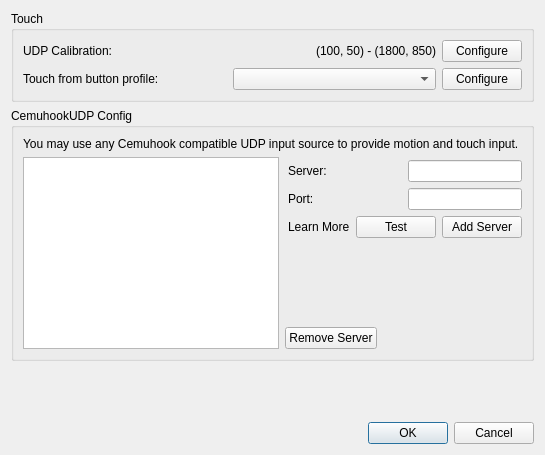
Above: src/yuzu/configuration/configure_motion_touch.ui from rorrim-rorrim/eden-alt before the change. Below: the same form after it.
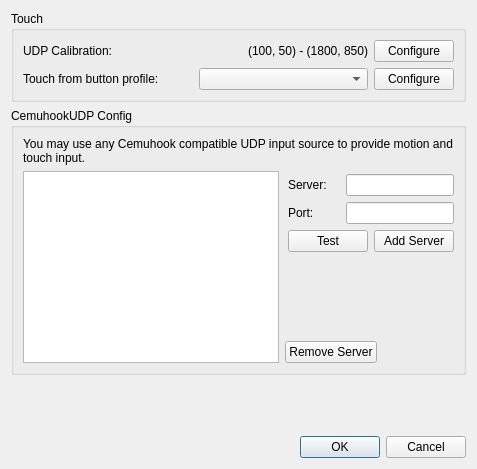
That is the form after the change.

Patch:
```diff
--- a/src/yuzu/configuration/configure_motion_touch.ui
+++ b/src/yuzu/configuration/configure_motion_touch.ui
@@ -182,13 +182,6 @@
             <property name="rightMargin">
              <number>0</number>
             </property>
-            <item>
-             <widget class="QLabel" name="udp_learn_more">
-              <property name="text">
-               <string>Learn More</string>
-              </property>
-             </widget>
-            </item>
             <item>
              <widget class="QPushButton" name="udp_test">
               <property name="sizePolicy">
```
